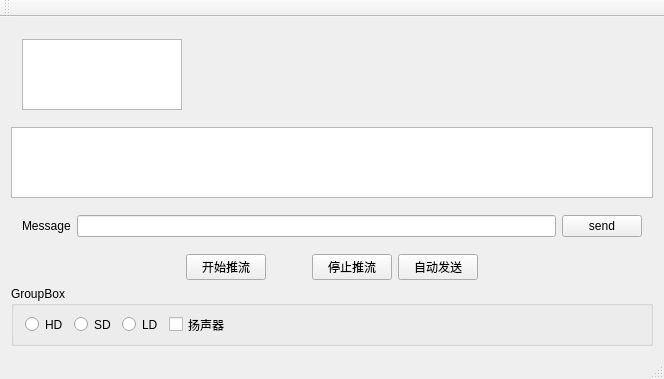
First picture: the form in mainwindow.ui, repository weinkym/zegoapp, before the edit.
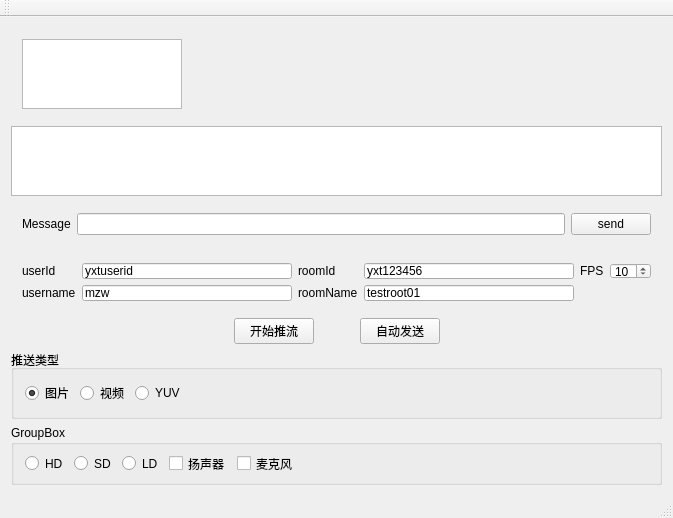
Second picture: the form after the edit.

Patch:
```diff
--- a/mainwindow.ui
+++ b/mainwindow.ui
@@ -6,8 +6,8 @@
    <rect>
     <x>0</x>
     <y>0</y>
-    <width>664</width>
-    <height>379</height>
+    <width>673</width>
+    <height>388</height>
    </rect>
   </property>
   <property name="windowTitle">
@@ -96,6 +96,98 @@
       </layout>
      </widget>
     </item>
+    <item>
+     <widget class="QWidget" name="widget_3" native="true">
+      <property name="minimumSize">
+       <size>
+        <width>0</width>
+        <height>60</height>
+       </size>
+      </property>
+      <layout class="QHBoxLayout" name="horizontalLayout_6">
+       <item>
+        <layout class="QGridLayout" name="gridLayout">
+         <item row="1" column="6">
+          <widget class="QLineEdit" name="lineEditRoomName">
+           <property name="text">
+            <string>testroot01</string>
+           </property>
+          </widget>
+         </item>
+         <item row="1" column="4">
+          <widget class="QLineEdit" name="lineEditUsername">
+           <property name="text">
+            <string>mzw</string>
+           </property>
+          </widget>
+         </item>
+         <item row="0" column="5">
+          <widget class="QLabel" name="label_3">
+           <property name="text">
+            <string>roomId</string>
+           </property>
+          </widget>
+         </item>
+         <item row="0" column="8">
+          <widget class="QSpinBox" name="spinBoxFps">
+           <property name="minimum">
+            <number>5</number>
+           </property>
+           <property name="maximum">
+            <number>30</number>
+           </property>
+           <property name="value">
+            <number>10</number>
+           </property>
+          </widget>
+         </item>
+         <item row="0" column="3">
+          <widget class="QLabel" name="label_2">
+           <property name="text">
+            <string>userId</string>
+           </property>
+          </widget>
+         </item>
+         <item row="0" column="6">
+          <widget class="QLineEdit" name="lineEditRoomId">
+           <property name="text">
+            <string>yxt123456</string>
+           </property>
+          </widget>
+         </item>
+         <item row="0" column="4">
+          <widget class="QLineEdit" name="lineEditUserId">
+           <property name="text">
+            <string>yxtuserid</string>
+           </property>
+          </widget>
+         </item>
+         <item row="0" column="7">
+          <widget class="QLabel" name="label_6">
+           <property name="text">
+            <string>FPS</string>
+           </property>
+          </widget>
+         </item>
+         <item row="1" column="5">
+          <widget class="QLabel" name="label_5">
+           <property name="text">
+            <string>roomName</string>
+           </property>
+          </widget>
+         </item>
+         <item row="1" column="3">
+          <widget class="QLabel" name="label_4">
+           <property name="text">
+            <string>username</string>
+           </property>
+          </widget>
+         </item>
+        </layout>
+       </item>
+      </layout>
+     </widget>
+    </item>
     <item>
      <layout class="QHBoxLayout" name="horizontalLayout">
       <item>
@@ -134,13 +226,6 @@
         </property>
        </spacer>
       </item>
-      <item>
-       <widget class="QPushButton" name="pushButtonStop">
-        <property name="text">
-         <string>停止推流</string>
-        </property>
-       </widget>
-      </item>
       <item>
        <widget class="QPushButton" name="pushButtonTimer">
         <property name="text">
@@ -163,6 +248,52 @@
       </item>
      </layout>
     </item>
+    <item>
+     <widget class="QGroupBox" name="groupBox_2">
+      <property name="title">
+       <string>推送类型</string>
+      </property>
+      <layout class="QHBoxLayout" name="horizontalLayout_7">
+       <item>
+        <widget class="QRadioButton" name="rbImage">
+         <property name="text">
+          <string>图片</string>
+         </property>
+         <property name="checked">
+          <bool>true</bool>
+         </property>
+        </widget>
+       </item>
+       <item>
+        <widget class="QRadioButton" name="rbVideo">
+         <property name="text">
+          <string>视频</string>
+         </property>
+        </widget>
+       </item>
+       <item>
+        <widget class="QRadioButton" name="rbYUV">
+         <property name="text">
+          <string>YUV</string>
+         </property>
+        </widget>
+       </item>
+       <item>
+        <spacer name="horizontalSpacer_5">
+         <property name="orientation">
+          <enum>Qt::Horizontal</enum>
+         </property>
+         <property name="sizeHint" stdset="0">
+          <size>
+           <width>521</width>
+           <height>16</height>
+          </size>
+         </property>
+        </spacer>
+       </item>
+      </layout>
+     </widget>
+    </item>
     <item>
      <widget class="QGroupBox" name="groupBox">
       <property name="minimumSize">
@@ -203,6 +334,13 @@
          </property>
         </widget>
        </item>
+       <item>
+        <widget class="QCheckBox" name="checkBoxMicphone">
+         <property name="text">
+          <string>麦克风</string>
+         </property>
+        </widget>
+       </item>
        <item>
         <spacer name="horizontalSpacer_4">
          <property name="orientation">
```
Left out of the diff: 2 changed lines with no effect on the pictures.
